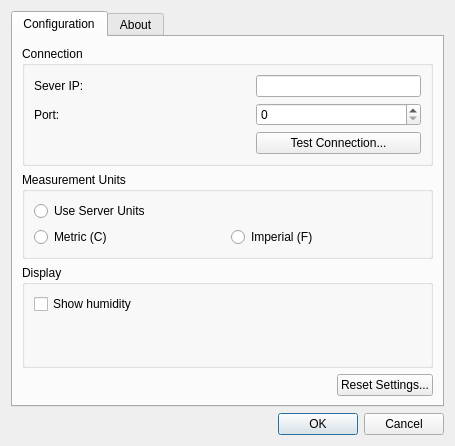
This is DlgConfiguration.ui in ronen25/rpiweatherd-qtclient as Qt 5 draws it before an edit. The edited form follows.
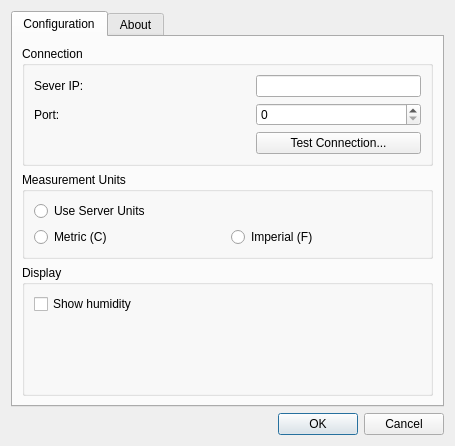
This is the edited form.

Patch:
```diff
--- a/DlgConfiguration.ui
+++ b/DlgConfiguration.ui
@@ -145,30 +145,6 @@
          </layout>
         </widget>
        </item>
-       <item>
-        <layout class="QHBoxLayout" name="horizontalLayout">
-         <item>
-          <spacer name="horizontalSpacer_3">
-           <property name="orientation">
-            <enum>Qt::Horizontal</enum>
-           </property>
-           <property name="sizeHint" stdset="0">
-            <size>
-             <width>40</width>
-             <height>20</height>
-            </size>
-           </property>
-          </spacer>
-         </item>
-         <item>
-          <widget class="QPushButton" name="pbtnReset">
-           <property name="text">
-            <string>Reset Settings...</string>
-           </property>
-          </widget>
-         </item>
-        </layout>
-       </item>
       </layout>
      </widget>
      <widget class="QWidget" name="tabAbout">
```
Left out of the diff: 6 changed lines with no effect on the pictures.
